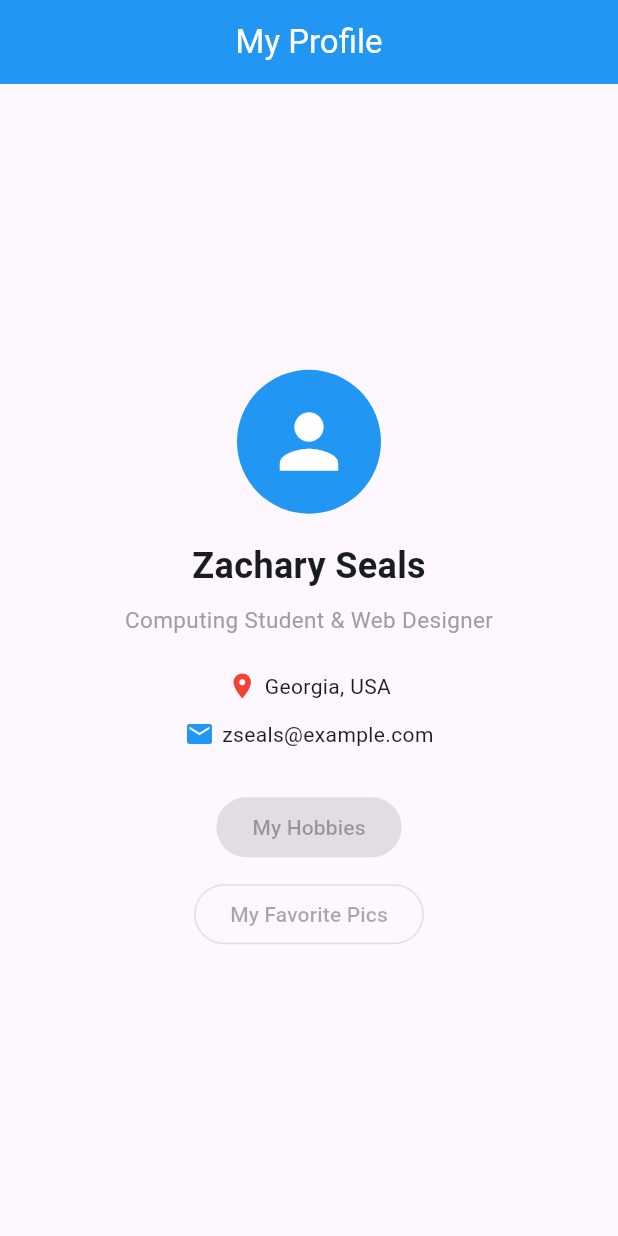
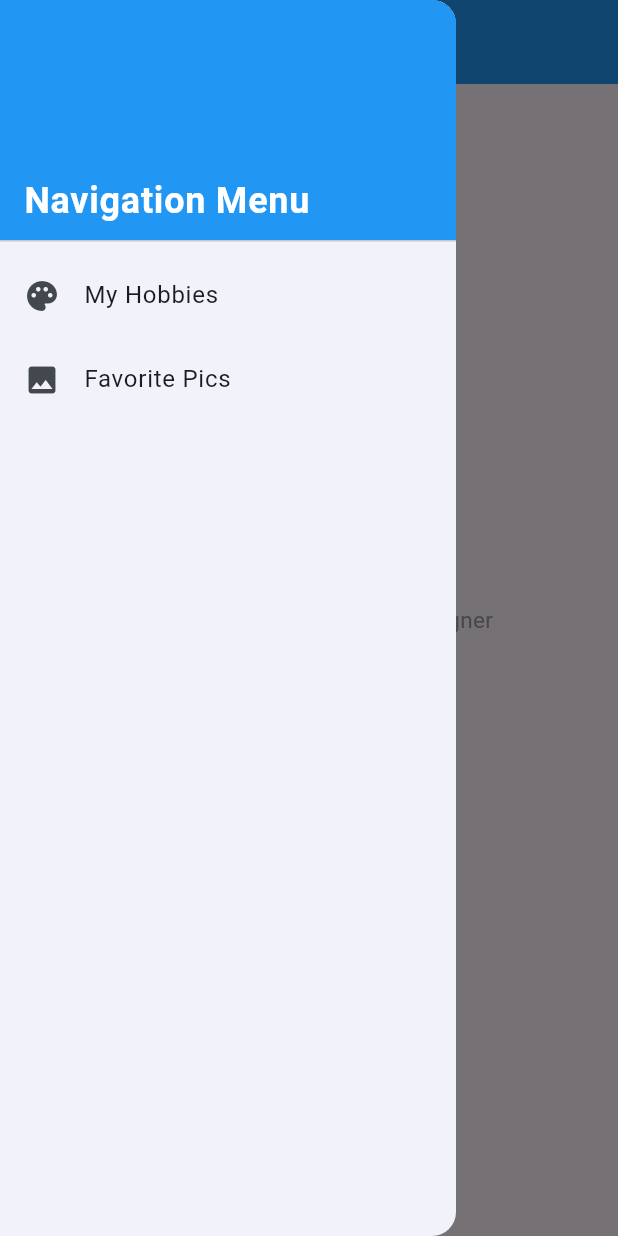
Before and after one commit to ZSeals/My-Profile-App, a Flutter app: the screen it shows after launch, with the side drawer open (before the commit the screen has no drawer), on a phone screen of 412 x 824 dp. Run offline on Flutter 3.47's test engine with Material 3 defaults, Android fonts, the phone set to English and light mode, and no system bars.

Commit message:
Added drawer

```diff
--- a/code/lib/main.dart
+++ b/code/lib/main.dart
@@ -34,6 +34,39 @@ class ProfileScreen extends StatelessWidget {
         centerTitle: true,
         backgroundColor: Colors.blue,
         foregroundColor: Colors.white,
+      ),
+
+      drawer: Drawer(
+        child: Column(
+          children: [
+            const DrawerHeader(
+              decoration: BoxDecoration(
+                color: Colors.blue,
+              ),
+              child: Align(
+                alignment: Alignment.bottomLeft,
+                child: Text(
+                  'Navigation Menu',
+                  style: TextStyle(
+                    color: Colors.white,
+                    fontSize: 24,
+                    fontWeight: FontWeight.bold,
+                  ),
+                ),
+              ),
+            ),
+
+            ListTile(
+              leading: const Icon(Icons.palette),
+              title: const Text('My Hobbies'),
+            ),
+
+            ListTile(
+              leading: const Icon(Icons.photo),
+              title: const Text('Favorite Pics'),
+            ),
+          ],
+        ),
       ),
 
       body: Center(
```
